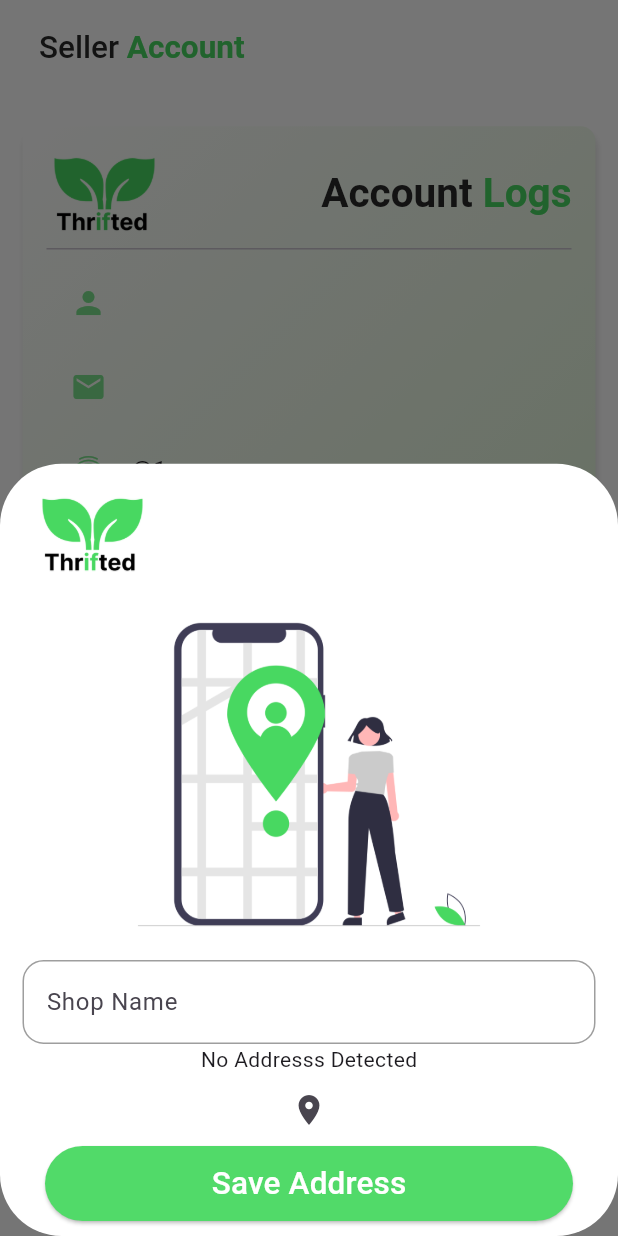
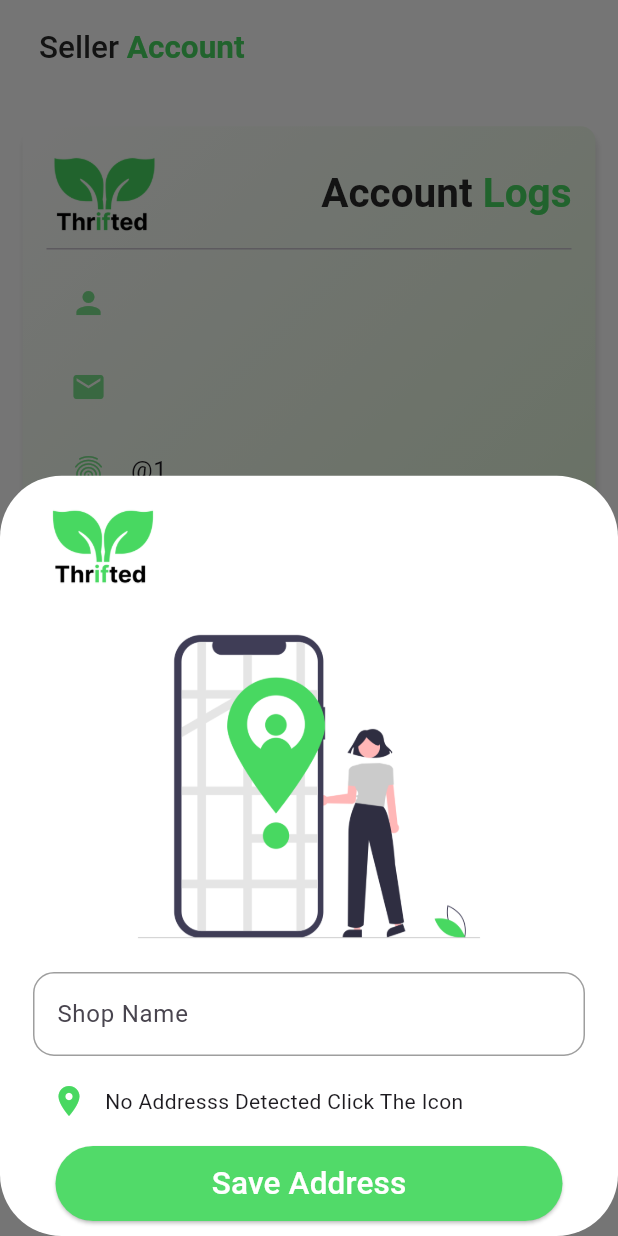
Before and after one commit to Phoenix600/thriftedbookstore-client, a Flutter app: the SellerLogScreen screen opened directly, after a tap on the "location on" icon, on a phone screen of 412 x 824 dp. Run offline on Flutter 3.47's test engine with Material 3 defaults, Android fonts, the light colour scheme and no system bars; our stand-ins replace carousel_slider, dotted_border, file_picker, fluttertoast, geocoding, geolocator and 2 more; missing offline and left inert: cloudinary_public; accounts and stored records are empty.

```diff
--- a/lib/constants/constants.dart
+++ b/lib/constants/constants.dart
@@ -4,7 +4,7 @@ const Color backgroundColor = Color(0xffffffff);
 const Color secondaryBackground = Color(0xfff1f1f1);
 const Color primaryColor = Color(0xff48d861);
 const Color textColor = Color(0xff2a2a2a);
-String uri = 'http://192.168.0.100:3000';
+String uri = 'http://192.168.0.102:3000';
 // String uri = "https://thrifted-server.onrender.com";
 List<String> bookCategories = [
   "Academics",
@@ -24,8 +24,8 @@ class GlobalTheme {
 
     // Bottom Bar Theme
     navigationBarTheme: const NavigationBarThemeData().copyWith(
-      surfaceTintColor: primaryColor,
-      indicatorColor: const Color.fromARGB(255, 230, 248, 181),
+      surfaceTintColor: const Color.fromARGB(207, 242, 255, 211),
+      indicatorColor: const Color.fromARGB(255, 157, 247, 172),
     ),
   );
 }
--- a/lib/features/seller/screens/seller_log_screen.dart
+++ b/lib/features/seller/screens/seller_log_screen.dart
@@ -1,10 +1,10 @@
 import 'package:flutter/material.dart';
-import 'package:fluttertoast/fluttertoast.dart';
-import 'package:geocoding/geocoding.dart';
-import 'package:geolocator/geolocator.dart';
 import 'package:provider/provider.dart';
 import 'package:thriftedbookstore/common/appbar/comman_appbar.dart';
 import 'package:thriftedbookstore/constants/constants.dart';
+import 'package:thriftedbookstore/features/auth/widgets/green_buttom_user.dart';
+import 'package:thriftedbookstore/features/seller/services/seller_services.dart';
+import 'package:thriftedbookstore/features/seller/widgets/logut_button.dart';
 import 'package:thriftedbookstore/features/seller/widgets/shop_address_widget.dart';
 import 'package:thriftedbookstore/provider/user_provider.dart';
 
@@ -28,49 +28,12 @@ class _SellerLogScreenState extends State<SellerLogScreen> {
         builder: ((context) => const ShopAddressWidget()));
   }
 
-  Future<void> _determinePosition() async {
-    bool serviceEnabled;
-    LocationPermission permission;
-
-    serviceEnabled = await Geolocator.isLocationServiceEnabled();
-
-    if (!serviceEnabled) {
-      Fluttertoast.showToast(msg: "Please Keep Your Location On");
-    }
-    permission = await Geolocator.checkPermission();
-    if (permission == LocationPermission.denied) {
-      permission = await Geolocator.requestPermission();
-
-      if (permission == LocationPermission.denied) {
-        Fluttertoast.showToast(msg: "Location Permission Is Denied");
-      }
-    }
-
-    if (permission == LocationPermission.deniedForever) {
-      Fluttertoast.showToast(msg: "Permission Is Denied Forever");
-    }
-
-    Position position = await Geolocator.getCurrentPosition(
-        desiredAccuracy: LocationAccuracy.high);
-
-    try {
-      List<Placemark> placemarks =
-          await placemarkFromCoordinates(position.latitude, position.longitude);
-      Placemark place = placemarks[0];
-      setState(() {
-        currentAddress =
-            "${place.subLocality},${place.street},${place.locality}, ${place.postalCode},${place.administrativeArea}, ${place.country}";
-      });
-    } catch (e) {
-      // ignore: avoid_print
-      print(e);
-    }
-  }
-
   @override
   Widget build(BuildContext context) {
-    final UserProvider userProvider =
-        Provider.of<UserProvider>(context, listen: false);
+    final UserProvider userProvider = Provider.of<UserProvider>(context);
+    final SellerServices sellerServices = SellerServices();
+
+    final address = userProvider.user.address;
     final Size size = MediaQuery.of(context).size;
     return Scaffold(
         appBar: commonAppBar("Seller", "Account", size),
@@ -160,7 +123,7 @@ class _SellerLogScreenState extends State<SellerLogScreen> {
                     ListTile(
                       leading: Icon(Icons.store,
                           color: primaryColor.withOpacity(0.7)),
-                      title: Text(userProvider.user.address.isEmpty
+                      title: Text(address.isEmpty
                           ? "No Shop Address Provided"
                           : userProvider.user.address),
                       trailing: IconButton(
@@ -175,9 +138,9 @@ class _SellerLogScreenState extends State<SellerLogScreen> {
                   ],
                 ),
               ),
-              Text(currentAddress),
-              ElevatedButton(
-                  onPressed: _determinePosition, child: const Text("Locate Me"))
+              LogoutButton(onPressed: () {
+                sellerServices.logOut(context);
+              }),
             ],
           ),
         ));
--- a/lib/features/seller/services/seller_services.dart
+++ b/lib/features/seller/services/seller_services.dart
@@ -243,7 +243,7 @@ class SellerServices {
 
     try {
       http.Response res = await http.post(
-        Uri.parse('$uri/seller/save-user-address'),
+        Uri.parse('$uri/seller/save-seller-address'),
         headers: {
           'Content-Type': 'application/json; charset=UTF-8',
           'x-auth-token': userProvider.user.token,
--- /dev/null
+++ b/lib/features/seller/widgets/logut_button.dart
@@ -0,0 +1,28 @@
+import 'package:flutter/material.dart';
+import 'package:thriftedbookstore/constants/constants.dart';
+
+class LogoutButton extends StatelessWidget {
+  const LogoutButton({super.key, required this.onPressed});
+  final void Function() onPressed;
+  @override
+  Widget build(BuildContext context) {
+    return Container(
+      margin: const EdgeInsets.all(16),
+      height: 50,
+      width: double.infinity,
+      child: ElevatedButton.icon(
+          style: ElevatedButton.styleFrom(
+              backgroundColor: primaryColor,
+              surfaceTintColor: backgroundColor,
+              foregroundColor: backgroundColor,
+              shape: RoundedRectangleBorder(
+                  borderRadius: BorderRadius.circular(10))),
+          onPressed: onPressed,
+          icon: const Icon(Icons.outbond, color: backgroundColor),
+          label: const Text(
+            "Logout",
+            style: TextStyle(fontSize: 18, fontWeight: FontWeight.w600),
+          )),
+    );
+  }
+}
--- a/lib/features/seller/widgets/shop_address_widget.dart
+++ b/lib/features/seller/widgets/shop_address_widget.dart
@@ -3,8 +3,10 @@ import 'package:fluttertoast/fluttertoast.dart';
 import 'package:geocoding/geocoding.dart';
 import 'package:geolocator/geolocator.dart';
 import 'package:thriftedbookstore/common/custom_text_field.dart';
+import 'package:thriftedbookstore/common/http_error_handler.dart';
 import 'package:thriftedbookstore/constants/constants.dart';
 import 'package:thriftedbookstore/features/auth/widgets/green_buttom_user.dart';
+import 'package:thriftedbookstore/features/seller/services/seller_services.dart';
 
 class ShopAddressWidget extends StatefulWidget {
   const ShopAddressWidget({super.key});
@@ -15,7 +17,19 @@ class ShopAddressWidget extends StatefulWidget {
 
 class _ShopAddressWidgetState extends State<ShopAddressWidget> {
   final TextEditingController _shopName = TextEditingController();
+  final formKey = GlobalKey<FormState>();
+  final SellerServices sellerServices = SellerServices();
   String currentAddress = "";
+
+  void saveAddress() {
+    if (formKey.currentState!.validate()) {
+      if (_shopName.text.isNotEmpty && currentAddress.isNotEmpty) {
+        sellerServices.saveShopAddress(
+            context: context, address: currentAddress);
+      }
+      Navigator.pop(context);
+    }
+  }
 
   Future<void> _determinePosition() async {
     bool serviceEnabled;
@@ -48,22 +62,35 @@ class _ShopAddressWidgetState extends State<ShopAddressWidget> {
       Placemark place = placemarks[0];
       setState(() {
         currentAddress =
-            "${place.subLocality},${place.street},${place.locality}, ${place.postalCode},${place.administrativeArea}, ${place.country}";
+            "${_shopName.text} : ${place.subLocality},${place.street},${place.locality}, ${place.postalCode},${place.administrativeArea}, ${place.country}";
       });
     } catch (e) {
-      // ignore: avoid_print
-      print(e);
+      if (!context.mounted) {
+        return;
+      }
+      showSnackBar(context, "Error Ocurred");
     }
   }
 
   @override
+  void dispose() {
+    super.dispose();
+    _shopName.dispose();
+  }
+
+  @override
   Widget build(BuildContext context) {
+
     Size size = MediaQuery.of(context).size;
     return Padding(
       padding: MediaQuery.of(context).viewInsets,
       child: Container(
         padding: const EdgeInsets.symmetric(vertical: 10, horizontal: 15),
         decoration: const BoxDecoration(color: backgroundColor),
+        child: Container(
+          padding: const EdgeInsets.symmetric(horizontal: 7),
+          child: Form(
+            key: formKey,
             child: Column(
               mainAxisAlignment: MainAxisAlignment.start,
               mainAxisSize: MainAxisSize.min,
@@ -86,14 +113,39 @@ class _ShopAddressWidgetState extends State<ShopAddressWidget> {
                   width: double.infinity,
                 ),
                 CustomTextField(controller: _shopName, hintText: "Shop Name"),
-            Text(currentAddress.isEmpty
-                ? "No Addresss Detected"
-                : currentAddress),
+                const SizedBox(height: 6),
+                Row(
+                  children: [
                     IconButton(
-                onPressed: _determinePosition,
-                icon: const Icon(Icons.location_on)),
-            GreenButtonUser(text: "Save Address", onTap: () {})
+                        onPressed: () {
+                          _determinePosition();
+                        },
+                        icon: const Icon(
+                          Icons.location_on,
+                          color: primaryColor,
+                        )),
+                    Expanded(
+                      child: Text(
+                        overflow: TextOverflow.ellipsis,
+                        maxLines: 1,
+                        softWrap: true,
+                        currentAddress.isEmpty
+                            ? "No Addresss Detected Click The Icon"
+                            : currentAddress,
+                      ),
+                    ),
                   ],
+                ),
+                const SizedBox(height: 6),
+                GreenButtonUser(
+                  text: "Save Address",
+                  onTap: () {
+                    saveAddress();
+                  },
+                ),
+              ],
+            ),
+          ),
         ),
       ),
     );
--- a/pubspec.yaml
+++ b/pubspec.yaml
@@ -50,6 +50,7 @@ dependencies:
   geolocator: ^10.1.0
   geocoding: ^2.1.1
   fluttertoast: ^8.2.4
+  fl_chart: ^0.66.0
 
 dev_dependencies:
   flutter_test:
```
Also changed, not shown: lib/common/widgets/single_product.dart (line endings or trailing spaces), pubspec.lock. Lines whose indentation alone changed are shown as unchanged.
